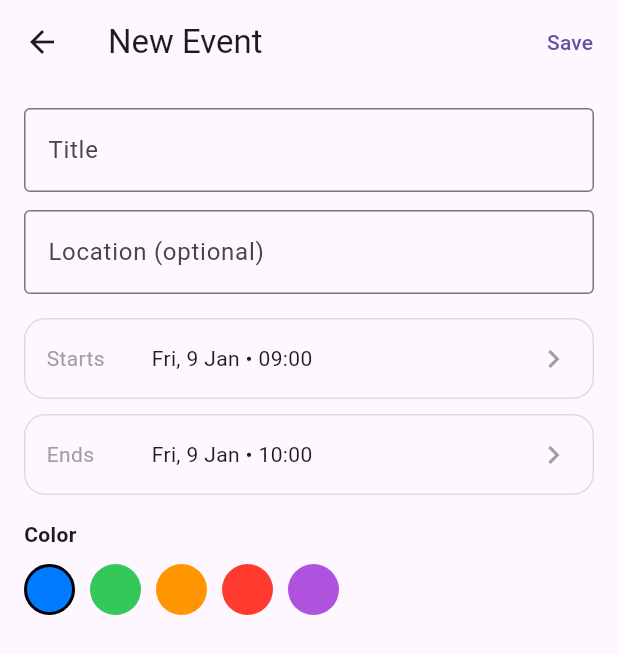
After one commit to Ennis04/ai_timetable_tool, a Flutter app: the screen it shows after launch, after a tap on the "add" icon, on a phone screen of 412 x 824 dp. The commit adds this screen. Shown: the top 654 px of the screen. Run offline on Flutter 3.47's test engine with Material 3 defaults, Android fonts, the phone set to English and light mode, and no system bars; our stand-ins replace hive, hive_flutter, table_calendar; accounts and stored records are empty.

Commit message:
Added UI

```diff
--- /dev/null
+++ b/lib/models/calendar_event.dart
@@ -0,0 +1,77 @@
+import 'package:hive/hive.dart';
+
+class CalendarEvent {
+  final String id;
+  final String title;
+  final DateTime start;
+  final DateTime end;
+  final String location;
+  final int colorValue;
+
+  CalendarEvent({
+    required this.id,
+    required this.title,
+    required this.start,
+    required this.end,
+    this.location = '',
+    this.colorValue = 0xFF007AFF,
+  });
+
+  CalendarEvent copyWith({
+    String? title,
+    DateTime? start,
+    DateTime? end,
+    String? location,
+    int? colorValue,
+  }) {
+    return CalendarEvent(
+      id: id,
+      title: title ?? this.title,
+      start: start ?? this.start,
+      end: end ?? this.end,
+      location: location ?? this.location,
+      colorValue: colorValue ?? this.colorValue,
+    );
+  }
+}
+
+class CalendarEventAdapter extends TypeAdapter<CalendarEvent> {
+  @override
+  final int typeId = 1;
+
+  @override
+  CalendarEvent read(BinaryReader reader) {
+    final fields = Map<int, dynamic>.fromIterables(
+      List<int>.generate(reader.readByte(), (_) => reader.readByte()),
+      List<dynamic>.generate(reader.readByte(), (_) => reader.read()),
+    );
+
+    // Fallback-safe reads
+    return CalendarEvent(
+      id: (fields[0] as String?) ?? '',
+      title: (fields[1] as String?) ?? 'Untitled',
+      start: (fields[2] as DateTime?) ?? DateTime.now(),
+      end: (fields[3] as DateTime?) ?? DateTime.now().add(const Duration(hours: 1)),
+      location: (fields[4] as String?) ?? '',
+      colorValue: (fields[5] as int?) ?? 0xFF007AFF,
+    );
+  }
+
+  @override
+  void write(BinaryWriter writer, CalendarEvent obj) {
+    writer
+      ..writeByte(6) // number of fields
+      ..writeByte(0)
+      ..write(obj.id)
+      ..writeByte(1)
+      ..write(obj.title)
+      ..writeByte(2)
+      ..write(obj.start)
+      ..writeByte(3)
+      ..write(obj.end)
+      ..writeByte(4)
+      ..write(obj.location)
+      ..writeByte(5)
+      ..write(obj.colorValue);
+  }
+}
--- /dev/null
+++ b/lib/screens/calendar_home.dart
@@ -0,0 +1,164 @@
+import 'package:flutter/material.dart';
+import 'package:table_calendar/table_calendar.dart';
+import 'package:intl/intl.dart';
+
+import '../models/calendar_event.dart';
+import '../storage/event_store.dart';
+import '../widgets/event_tile.dart';
+import 'event_editor.dart';
+
+class CalendarHomeScreen extends StatefulWidget {
+  const CalendarHomeScreen({super.key});
+
+  @override
+  State<CalendarHomeScreen> createState() => _CalendarHomeScreenState();
+}
+
+class _CalendarHomeScreenState extends State<CalendarHomeScreen> {
+  final store = EventStore();
+
+  DateTime _focusedDay = DateTime.now();
+  DateTime _selectedDay = DateTime.now();
+
+  List<CalendarEvent> _dayEvents = [];
+
+  @override
+  void initState() {
+    super.initState();
+    _loadDay(_selectedDay);
+  }
+
+  Future<void> _loadDay(DateTime day) async {
+    final events = await store.byDay(day);
+    if (!mounted) return;
+    setState(() => _dayEvents = events);
+  }
+
+  Future<void> _addEvent() async {
+    final created = await Navigator.push<CalendarEvent>(
+      context,
+      MaterialPageRoute(builder: (_) => EventEditorScreen(initialDay: _selectedDay)),
+    );
+    if (created == null) return;
+    await store.upsert(created);
+    await _loadDay(_selectedDay);
+  }
+
+  Future<void> _editEvent(CalendarEvent e) async {
+    final updated = await Navigator.push<CalendarEvent>(
+      context,
+      MaterialPageRoute(builder: (_) => EventEditorScreen(initialDay: _selectedDay, existing: e)),
+    );
+    if (updated == null) return;
+    await store.upsert(updated);
+    await _loadDay(_selectedDay);
+  }
+
+  Future<void> _deleteEvent(CalendarEvent e) async {
+    await store.delete(e.id);
+    await _loadDay(_selectedDay);
+  }
+
+  @override
+  Widget build(BuildContext context) {
+    final header = DateFormat('EEEE, d MMM').format(_selectedDay);
+
+    return Scaffold(
+      backgroundColor: Colors.white,
+      appBar: AppBar(
+        backgroundColor: Colors.white,
+        elevation: 0,
+        title: const Text(
+          'AIT³',
+          style: TextStyle(fontWeight: FontWeight.w700),
+        ),
+      ),
+      floatingActionButton: FloatingActionButton(
+        onPressed: _addEvent,
+        child: const Icon(Icons.add),
+      ),
+      body: ListView(
+        padding: const EdgeInsets.fromLTRB(16, 8, 16, 24),
+        children: [
+          Container(
+            decoration: BoxDecoration(
+              borderRadius: BorderRadius.circular(18),
+              border: Border.all(color: Colors.black12),
+            ),
+            child: TableCalendar(
+              firstDay: DateTime(2020, 1, 1),
+              lastDay: DateTime(2035, 12, 31),
+              focusedDay: _focusedDay,
+              calendarFormat: CalendarFormat.month,
+              headerStyle: const HeaderStyle(
+                titleCentered: true,
+                formatButtonVisible: false,
+              ),
+              selectedDayPredicate: (day) => isSameDay(_selectedDay, day),
+              onDaySelected: (selected, focused) async {
+                setState(() {
+                  _selectedDay = selected;
+                  _focusedDay = focused;
+                });
+                await _loadDay(selected);
+              },
+              onPageChanged: (focused) => _focusedDay = focused,
+            ),
+          ),
+
+          const SizedBox(height: 18),
+          Text(header, style: const TextStyle(fontSize: 18, fontWeight: FontWeight.w700)),
+          const SizedBox(height: 10),
+
+          if (_dayEvents.isEmpty)
+            const Padding(
+              padding: EdgeInsets.only(top: 12),
+              child: Text('No events. Tap + to add one.', style: TextStyle(color: Colors.grey)),
+            )
+          else
+            ..._dayEvents.map((e) {
+              return Padding(
+                padding: const EdgeInsets.only(bottom: 12),
+                child: Dismissible(
+                  key: ValueKey(e.id),
+                  background: Container(
+                    alignment: Alignment.centerLeft,
+                    padding: const EdgeInsets.only(left: 16),
+                    decoration: BoxDecoration(
+                      color: Colors.red.withOpacity(0.15),
+                      borderRadius: BorderRadius.circular(14),
+                    ),
+                    child: const Icon(Icons.delete, color: Colors.red),
+                  ),
+                  secondaryBackground: Container(
+                    alignment: Alignment.centerRight,
+                    padding: const EdgeInsets.only(right: 16),
+                    decoration: BoxDecoration(
+                      color: Colors.red.withOpacity(0.15),
+                      borderRadius: BorderRadius.circular(14),
+                    ),
+                    child: const Icon(Icons.delete, color: Colors.red),
+                  ),
+                  confirmDismiss: (_) async {
+                    return await showDialog<bool>(
+                      context: context,
+                      builder: (_) => AlertDialog(
+                        title: const Text('Delete event?'),
+                        content: Text('Delete "${e.title}"?'),
+                        actions: [
+                          TextButton(onPressed: () => Navigator.pop(context, false), child: const Text('Cancel')),
+                          TextButton(onPressed: () => Navigator.pop(context, true), child: const Text('Delete')),
+                        ],
+                      ),
+                    );
+                  },
+                  onDismissed: (_) => _deleteEvent(e),
+                  child: EventTile(event: e, onTap: () => _editEvent(e)),
+                ),
+              );
+            }).toList(),
+        ],
+      ),
+    );
+  }
+}
--- /dev/null
+++ b/lib/screens/event_editor.dart
@@ -0,0 +1,220 @@
+import 'package:flutter/material.dart';
+import 'package:intl/intl.dart';
+import 'package:uuid/uuid.dart';
+import '../models/calendar_event.dart';
+
+class EventEditorScreen extends StatefulWidget {
+  final DateTime initialDay;
+  final CalendarEvent? existing;
+
+  const EventEditorScreen({super.key, required this.initialDay, this.existing});
+
+  @override
+  State<EventEditorScreen> createState() => _EventEditorScreenState();
+}
+
+class _EventEditorScreenState extends State<EventEditorScreen> {
+  final _titleCtrl = TextEditingController();
+  final _locCtrl = TextEditingController();
+
+  late DateTime _start;
+  late DateTime _end;
+  int _color = 0xFF007AFF;
+
+  @override
+  void initState() {
+    super.initState();
+    final day = widget.initialDay;
+    final baseStart = DateTime(day.year, day.month, day.day, 9, 0);
+    final baseEnd = baseStart.add(const Duration(hours: 1));
+
+    final e = widget.existing;
+    _titleCtrl.text = e?.title ?? '';
+    _locCtrl.text = e?.location ?? '';
+    _start = e?.start ?? baseStart;
+    _end = e?.end ?? baseEnd;
+    _color = e?.colorValue ?? 0xFF007AFF;
+  }
+
+  @override
+  void dispose() {
+    _titleCtrl.dispose();
+    _locCtrl.dispose();
+    super.dispose();
+  }
+
+  Future<DateTime?> _pickDateTime(DateTime current) async {
+    final date = await showDatePicker(
+      context: context,
+      initialDate: current,
+      firstDate: DateTime(2020),
+      lastDate: DateTime(2035),
+    );
+    if (date == null) return null;
+
+    final time = await showTimePicker(
+      context: context,
+      initialTime: TimeOfDay(hour: current.hour, minute: current.minute),
+    );
+    if (time == null) return null;
+
+    return DateTime(date.year, date.month, date.day, time.hour, time.minute);
+  }
+
+  void _save() {
+    final title = _titleCtrl.text.trim();
+    if (title.isEmpty) {
+      ScaffoldMessenger.of(context).showSnackBar(const SnackBar(content: Text('Title cannot be empty')));
+      return;
+    }
+    if (!_end.isAfter(_start)) {
+      ScaffoldMessenger.of(context).showSnackBar(const SnackBar(content: Text('End time must be after start time')));
+      return;
+    }
+
+    final id = widget.existing?.id ?? const Uuid().v4();
+    final event = CalendarEvent(
+      id: id,
+      title: title,
+      start: _start,
+      end: _end,
+      location: _locCtrl.text.trim(),
+      colorValue: _color,
+    );
+
+    Navigator.pop(context, event);
+  }
+
+  @override
+  Widget build(BuildContext context) {
+    final isEdit = widget.existing != null;
+
+    return Scaffold(
+      appBar: AppBar(
+        title: Text(isEdit ? 'Edit Event' : 'New Event'),
+        actions: [
+          TextButton(
+            onPressed: _save,
+            child: const Text('Save'),
+          ),
+        ],
+      ),
+      body: ListView(
+        padding: const EdgeInsets.all(16),
+        children: [
+          TextField(
+            controller: _titleCtrl,
+            decoration: const InputDecoration(
+              labelText: 'Title',
+              border: OutlineInputBorder(),
+            ),
+          ),
+          const SizedBox(height: 12),
+          TextField(
+            controller: _locCtrl,
+            decoration: const InputDecoration(
+              labelText: 'Location (optional)',
+              border: OutlineInputBorder(),
+            ),
+          ),
+          const SizedBox(height: 16),
+
+          _DateRow(
+            label: 'Starts',
+            value: DateFormat('EEE, d MMM • HH:mm').format(_start),
+            onTap: () async {
+              final picked = await _pickDateTime(_start);
+              if (picked == null) return;
+              setState(() {
+                _start = picked;
+                if (!_end.isAfter(_start)) {
+                  _end = _start.add(const Duration(hours: 1));
+                }
+              });
+            },
+          ),
+          const SizedBox(height: 10),
+          _DateRow(
+            label: 'Ends',
+            value: DateFormat('EEE, d MMM • HH:mm').format(_end),
+            onTap: () async {
+              final picked = await _pickDateTime(_end);
+              if (picked == null) return;
+              setState(() => _end = picked);
+            },
+          ),
+
+          const SizedBox(height: 16),
+          const Text('Color', style: TextStyle(fontWeight: FontWeight.w600)),
+          const SizedBox(height: 10),
+          Wrap(
+            spacing: 10,
+            runSpacing: 10,
+            children: [
+              _ColorDot(color: 0xFF007AFF, selected: _color == 0xFF007AFF, onTap: () => setState(() => _color = 0xFF007AFF)),
+              _ColorDot(color: 0xFF34C759, selected: _color == 0xFF34C759, onTap: () => setState(() => _color = 0xFF34C759)),
+              _ColorDot(color: 0xFFFF9500, selected: _color == 0xFFFF9500, onTap: () => setState(() => _color = 0xFFFF9500)),
+              _ColorDot(color: 0xFFFF3B30, selected: _color == 0xFFFF3B30, onTap: () => setState(() => _color = 0xFFFF3B30)),
+              _ColorDot(color: 0xFFAF52DE, selected: _color == 0xFFAF52DE, onTap: () => setState(() => _color = 0xFFAF52DE)),
+            ],
+          ),
+        ],
+      ),
+    );
+  }
+}
+
+class _DateRow extends StatelessWidget {
+  final String label;
+  final String value;
+  final VoidCallback onTap;
+
+  const _DateRow({required this.label, required this.value, required this.onTap});
+
+  @override
+  Widget build(BuildContext context) {
+    return InkWell(
+      borderRadius: BorderRadius.circular(14),
+      onTap: onTap,
+      child: Container(
+        padding: const EdgeInsets.all(14),
+        decoration: BoxDecoration(
+          borderRadius: BorderRadius.circular(14),
+          border: Border.all(color: Colors.black12),
+        ),
+        child: Row(
+          children: [
+            SizedBox(width: 70, child: Text(label, style: const TextStyle(color: Colors.grey))),
+            Expanded(child: Text(value)),
+            const Icon(Icons.chevron_right, color: Colors.grey),
+          ],
+        ),
+      ),
+    );
+  }
+}
+
+class _ColorDot extends StatelessWidget {
+  final int color;
+  final bool selected;
+  final VoidCallback onTap;
+
+  const _ColorDot({required this.color, required this.selected, required this.onTap});
+
+  @override
+  Widget build(BuildContext context) {
+    return InkWell(
+      onTap: onTap,
+      borderRadius: BorderRadius.circular(999),
+      child: Container(
+        width: 34,
+        height: 34,
+        decoration: BoxDecoration(
+          color: Color(color),
+          shape: BoxShape.circle,
+          border: Border.all(color: selected ? Colors.black : Colors.transparent, width: 2),
+        ),
+      ),
+    );
+  }
+}
--- /dev/null
+++ b/lib/storage/event_store.dart
@@ -0,0 +1,38 @@
+import 'package:hive/hive.dart';
+import '../models/calendar_event.dart';
+
+class EventStore {
+  static const _boxName = 'calendar_events';
+
+  Future<Box<CalendarEvent>> _box() async {
+    return Hive.openBox<CalendarEvent>(_boxName);
+  }
+
+  Future<List<CalendarEvent>> all() async {
+    final box = await _box();
+    return box.values.toList();
+  }
+
+  Future<void> upsert(CalendarEvent event) async {
+    final box = await _box();
+    await box.put(event.id, event);
+  }
+
+  Future<void> delete(String id) async {
+    final box = await _box();
+    await box.delete(id);
+  }
+
+  Future<List<CalendarEvent>> byDay(DateTime day) async {
+    final box = await _box();
+    final start = DateTime(day.year, day.month, day.day);
+    final end = start.add(const Duration(days: 1));
+
+    final list = box.values.where((e) {
+      return e.start.isBefore(end) && e.end.isAfter(start);
+    }).toList();
+
+    list.sort((a, b) => a.start.compareTo(b.start));
+    return list;
+  }
+}
--- /dev/null
+++ b/lib/widgets/event_tile.dart
@@ -0,0 +1,40 @@
+import 'package:flutter/material.dart';
+import 'package:intl/intl.dart';
+import '../models/calendar_event.dart';
+
+class EventTile extends StatelessWidget {
+  final CalendarEvent event;
+  final VoidCallback? onTap;
+
+  const EventTile({super.key, required this.event, this.onTap});
+
+  @override
+  Widget build(BuildContext context) {
+    final time = '${DateFormat.Hm().format(event.start)} – ${DateFormat.Hm().format(event.end)}';
+
+    return InkWell(
+      onTap: onTap,
+      borderRadius: BorderRadius.circular(14),
+      child: Container(
+        padding: const EdgeInsets.all(12),
+        decoration: BoxDecoration(
+          color: Color(event.colorValue).withOpacity(0.10),
+          borderRadius: BorderRadius.circular(14),
+          border: Border(left: BorderSide(color: Color(event.colorValue), width: 4)),
+        ),
+        child: Column(
+          crossAxisAlignment: CrossAxisAlignment.start,
+          children: [
+            Text(event.title, style: const TextStyle(fontSize: 16, fontWeight: FontWeight.w600)),
+            const SizedBox(height: 4),
+            Text(time, style: const TextStyle(color: Colors.grey, fontSize: 13)),
+            if (event.location.isNotEmpty) ...[
+              const SizedBox(height: 2),
+              Text(event.location, style: const TextStyle(color: Colors.grey, fontSize: 13)),
+            ],
+          ],
+        ),
+      ),
+    );
+  }
+}
--- a/pubspec.yaml
+++ b/pubspec.yaml
@@ -30,6 +30,12 @@ environment:
 dependencies:
   flutter:
     sdk: flutter
+
+  table_calendar: ^3.1.2
+  hive: ^2.2.3
+  hive_flutter: ^1.1.0
+  uuid: ^4.5.1
+  intl: ^0.19.0
 
   # The following adds the Cupertino Icons font to your application.
   # Use with the CupertinoIcons class for iOS style icons.
```
Also changed, not shown: lib/main.dart (+11 -55 lines), pubspec.lock, 2 other files.
